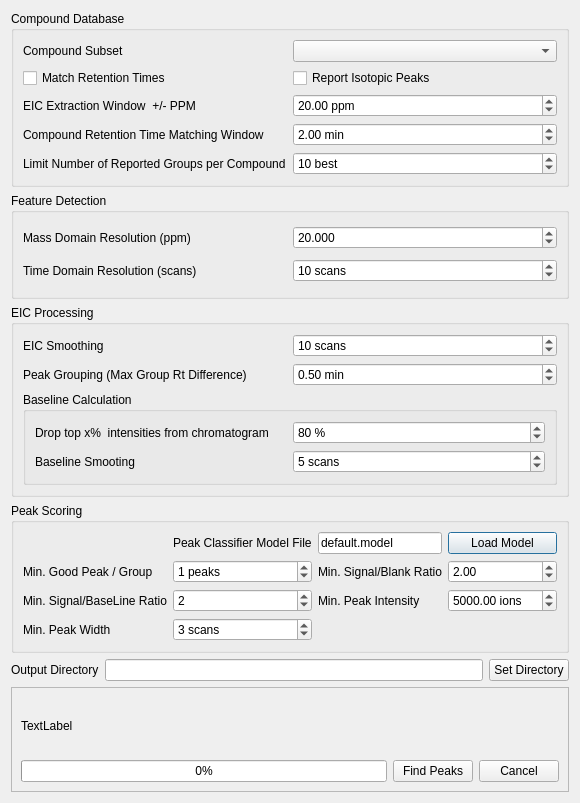
First picture: the form in mzroll/forms/peakdetectiondialog.ui, repository ElucidataInc/ElMaven, before the edit.
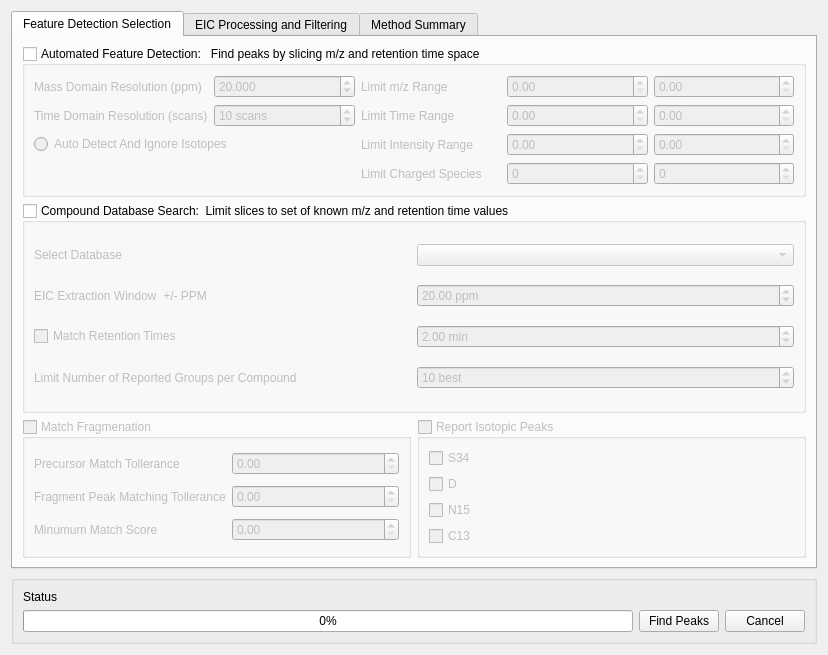
Second picture: the form after the edit. The open tabs and pages were chosen to show the change.

Diff of the .ui file:
```diff
--- a/mzroll/forms/peakdetectiondialog.ui
+++ b/mzroll/forms/peakdetectiondialog.ui
@@ -6,129 +6,25 @@
    <rect>
     <x>0</x>
     <y>0</y>
-    <width>577</width>
-    <height>803</height>
+    <width>828</width>
+    <height>655</height>
    </rect>
   </property>
-  <property name="sizePolicy">
-   <sizepolicy hsizetype="Minimum" vsizetype="Minimum">
-    <horstretch>0</horstretch>
-    <verstretch>0</verstretch>
-   </sizepolicy>
-  </property>
   <property name="windowTitle">
    <string>Peak Detection</string>
   </property>
-  <layout class="QGridLayout" name="gridLayout_7">
-   <item row="0" column="0">
-    <widget class="QGroupBox" name="dbOptions">
-     <property name="title">
-      <string>Compound Database</string>
-     </property>
-     <layout class="QGridLayout" name="gridLayout_2">
-      <item row="0" column="0">
-       <widget class="QLabel" name="label_3">
-        <property name="text">
-         <string>Compound Subset</string>
-        </property>
-       </widget>
-      </item>
-      <item row="0" column="2">
-       <widget class="QComboBox" name="compoundDatabase"/>
-      </item>
-      <item row="1" column="0">
-       <widget class="QCheckBox" name="matchRt">
-        <property name="text">
-         <string>Match Retention Times</string>
-        </property>
-        <property name="checked">
-         <bool>false</bool>
-        </property>
-       </widget>
-      </item>
-      <item row="1" column="2">
-       <widget class="QCheckBox" name="reportIsotopes">
-        <property name="text">
-         <string>Report Isotopic Peaks</string>
-        </property>
-        <property name="checked">
-         <bool>false</bool>
-        </property>
-       </widget>
-      </item>
-      <item row="2" column="2">
-       <widget class="QDoubleSpinBox" name="compoundPPMWindow">
-        <property name="suffix">
-         <string> ppm</string>
-        </property>
-        <property name="maximum">
-         <double>1000000.000000000000000</double>
-        </property>
-        <property name="value">
-         <double>20.000000000000000</double>
-        </property>
-       </widget>
-      </item>
-      <item row="2" column="0">
-       <widget class="QLabel" name="label_11">
-        <property name="text">
-         <string>EIC Extraction Window  +/- PPM </string>
-        </property>
-       </widget>
-      </item>
-      <item row="3" column="0">
-       <widget class="QLabel" name="label_4">
-        <property name="text">
-         <string>Compound Retention Time Matching Window</string>
-        </property>
-       </widget>
-      </item>
-      <item row="3" column="2">
-       <widget class="QDoubleSpinBox" name="compoundRTWindow">
-        <property name="prefix">
-         <string/>
-        </property>
-        <property name="suffix">
-         <string> min</string>
-        </property>
-        <property name="maximum">
-         <double>999999999.000000000000000</double>
-        </property>
-        <property name="singleStep">
-         <double>0.500000000000000</double>
-        </property>
-        <property name="value">
-         <double>2.000000000000000</double>
-        </property>
-       </widget>
-      </item>
-      <item row="4" column="0">
-       <widget class="QLabel" name="label_16">
-        <property name="text">
-         <string>Limit Number of Reported Groups per Compound</string>
-        </property>
-       </widget>
-      </item>
-      <item row="4" column="2">
-       <widget class="QSpinBox" name="eicMaxGroups">
-        <property name="suffix">
-         <string> best</string>
-        </property>
-        <property name="minimum">
+  <layout class="QVBoxLayout" name="verticalLayout">
+   <item>
+    <widget class="QTabWidget" name="tabwidget">
+     <property name="currentIndex">
          <number>1</number>
         </property>
-        <property name="maximum">
-         <number>999999999</number>
-        </property>
-        <property name="value">
-         <number>10</number>
-        </property>
-       </widget>
-      </item>
-     </layout>
-    </widget>
-   </item>
-   <item row="1" column="0">
+     <widget class="QWidget" name="featureSelectionTab">
+      <attribute name="title">
+       <string>Feature Detection Selection</string>
+      </attribute>
+      <layout class="QGridLayout" name="gridLayout_10">
+       <item row="0" column="0" colspan="2">
     <widget class="QGroupBox" name="featureOptions">
      <property name="enabled">
       <bool>true</bool>
@@ -140,23 +36,70 @@
       <bool>false</bool>
      </property>
      <property name="title">
-      <string>Feature Detection</string>
+          <string>Automated Feature Detection:   Find peaks by slicing m/z and retention time space</string>
      </property>
      <property name="flat">
       <bool>false</bool>
      </property>
      <property name="checkable">
+          <bool>true</bool>
+         </property>
+         <property name="checked">
       <bool>false</bool>
      </property>
      <layout class="QGridLayout" name="gridLayout">
-      <item row="4" column="0">
-       <widget class="QLabel" name="label">
+          <item row="0" column="2">
+           <widget class="QLabel" name="label_17">
         <property name="text">
-         <string>Time Domain Resolution (scans)</string>
+             <string>Limit m/z Range</string>
         </property>
        </widget>
       </item>
-      <item row="4" column="1">
+          <item row="2" column="2">
+           <widget class="QLabel" name="label_19">
+            <property name="text">
+             <string>Limit Intensity Range</string>
+            </property>
+           </widget>
+          </item>
+          <item row="1" column="4">
+           <widget class="QDoubleSpinBox" name="rtMax">
+            <property name="maximum">
+             <double>999999999.000000000000000</double>
+            </property>
+           </widget>
+          </item>
+          <item row="3" column="2">
+           <widget class="QLabel" name="label_20">
+            <property name="text">
+             <string>Limit Charged Species</string>
+            </property>
+           </widget>
+          </item>
+          <item row="2" column="0" colspan="2">
+           <widget class="QRadioButton" name="ignoreIsotopes">
+            <property name="text">
+             <string>Auto Detect And Ignore Isotopes</string>
+            </property>
+           </widget>
+          </item>
+          <item row="0" column="1">
+           <widget class="QDoubleSpinBox" name="ppmStep">
+            <property name="decimals">
+             <number>3</number>
+            </property>
+            <property name="maximum">
+             <double>1000000000.000000000000000</double>
+            </property>
+            <property name="singleStep">
+             <double>1.000000000000000</double>
+            </property>
+            <property name="value">
+             <double>20.000000000000000</double>
+            </property>
+           </widget>
+          </item>
+          <item row="1" column="1">
        <widget class="QDoubleSpinBox" name="rtStep">
         <property name="statusTip">
          <string>mz-rt matrix binning</string>
@@ -184,19 +127,64 @@
         </property>
        </widget>
       </item>
-      <item row="0" column="1">
-       <widget class="QDoubleSpinBox" name="ppmStep">
-        <property name="decimals">
-         <number>3</number>
-        </property>
+          <item row="2" column="3">
+           <widget class="QDoubleSpinBox" name="intensityMin">
+            <property name="maximum">
+             <double>999999999.000000000000000</double>
+            </property>
+           </widget>
+          </item>
+          <item row="3" column="3">
+           <widget class="QSpinBox" name="chargeMin">
+            <property name="minimum">
+             <number>0</number>
+            </property>
         <property name="maximum">
-         <double>1000000000.000000000000000</double>
-        </property>
-        <property name="singleStep">
-         <double>1.000000000000000</double>
-        </property>
+             <number>999999999</number>
+            </property>
+            <property name="value">
+             <number>0</number>
+            </property>
+           </widget>
+          </item>
+          <item row="2" column="4">
+           <widget class="QDoubleSpinBox" name="intensityMax">
+            <property name="maximum">
+             <double>999999999.000000000000000</double>
+            </property>
+           </widget>
+          </item>
+          <item row="1" column="0">
+           <widget class="QLabel" name="label">
+            <property name="text">
+             <string>Time Domain Resolution (scans)</string>
+            </property>
+           </widget>
+          </item>
+          <item row="3" column="4">
+           <widget class="QSpinBox" name="chargeMax">
+            <property name="minimum">
+             <number>0</number>
+            </property>
+            <property name="maximum">
+             <number>999999999</number>
+            </property>
         <property name="value">
-         <double>20.000000000000000</double>
+             <number>0</number>
+            </property>
+           </widget>
+          </item>
+          <item row="0" column="4">
+           <widget class="QDoubleSpinBox" name="mzMax">
+            <property name="maximum">
+             <double>999999999.000000000000000</double>
+            </property>
+           </widget>
+          </item>
+          <item row="1" column="3">
+           <widget class="QDoubleSpinBox" name="rtMin">
+            <property name="maximum">
+             <double>999999999.000000000000000</double>
         </property>
        </widget>
       </item>
@@ -207,259 +195,383 @@
         </property>
        </widget>
       </item>
-     </layout>
+          <item row="0" column="3">
+           <widget class="QDoubleSpinBox" name="mzMin">
+            <property name="maximum">
+             <double>999999999.000000000000000</double>
+            </property>
+           </widget>
+          </item>
+          <item row="1" column="2">
+           <widget class="QLabel" name="label_18">
+            <property name="text">
+             <string>Limit Time Range</string>
+            </property>
+           </widget>
+          </item>
+         </layout>
+        </widget>
+       </item>
+       <item row="1" column="0" rowspan="2" colspan="2">
+        <widget class="QGroupBox" name="dbOptions">
+         <property name="title">
+          <string>Compound Database Search:  Limit slices to set of known m/z and retention time values</string>
+         </property>
+         <property name="checkable">
+          <bool>true</bool>
+         </property>
+         <property name="checked">
+          <bool>false</bool>
+         </property>
+         <layout class="QGridLayout" name="gridLayout_2">
+          <item row="0" column="0">
+           <widget class="QLabel" name="label_3">
+            <property name="text">
+             <string>Select Database</string>
+            </property>
     </widget>
    </item>
    <item row="4" column="0">
-    <layout class="QHBoxLayout" name="peakScoringOptions">
+           <widget class="QLabel" name="label_16">
+            <property name="text">
+             <string>Limit Number of Reported Groups per Compound</string>
+            </property>
+           </widget>
+          </item>
+          <item row="1" column="2">
+           <widget class="QDoubleSpinBox" name="compoundPPMWindow">
+            <property name="suffix">
+             <string> ppm</string>
+            </property>
+            <property name="maximum">
+             <double>1000000.000000000000000</double>
+            </property>
+            <property name="value">
+             <double>20.000000000000000</double>
+            </property>
+           </widget>
+          </item>
+          <item row="4" column="2">
+           <widget class="QSpinBox" name="eicMaxGroups">
+            <property name="suffix">
+             <string> best</string>
+            </property>
+            <property name="minimum">
+             <number>1</number>
+            </property>
+            <property name="maximum">
+             <number>999999999</number>
+            </property>
+            <property name="value">
+             <number>10</number>
+            </property>
+           </widget>
+          </item>
+          <item row="1" column="0">
+           <widget class="QLabel" name="label_11">
+            <property name="text">
+             <string>EIC Extraction Window  +/- PPM </string>
+            </property>
+           </widget>
+          </item>
+          <item row="3" column="2">
+           <widget class="QDoubleSpinBox" name="compoundRTWindow">
+            <property name="prefix">
+             <string/>
+            </property>
+            <property name="suffix">
+             <string> min</string>
+            </property>
+            <property name="maximum">
+             <double>999999999.000000000000000</double>
+            </property>
+            <property name="singleStep">
+             <double>0.500000000000000</double>
+            </property>
+            <property name="value">
+             <double>2.000000000000000</double>
+            </property>
+           </widget>
+          </item>
+          <item row="0" column="2">
+           <widget class="QComboBox" name="compoundDatabase"/>
+          </item>
+          <item row="3" column="0">
+           <widget class="QCheckBox" name="matchRt">
+            <property name="text">
+             <string>Match Retention Times</string>
+            </property>
+            <property name="checked">
+             <bool>false</bool>
+            </property>
+           </widget>
+          </item>
+         </layout>
+        </widget>
+       </item>
+       <item row="3" column="1">
+        <widget class="QGroupBox" name="reportIsotopesOptions">
+         <property name="enabled">
+          <bool>false</bool>
+         </property>
+         <property name="title">
+          <string>Report Isotopic Peaks</string>
+         </property>
+         <property name="checkable">
+          <bool>true</bool>
+         </property>
+         <property name="checked">
+          <bool>false</bool>
+         </property>
+         <layout class="QVBoxLayout" name="verticalLayout_2">
      <item>
-      <widget class="QGroupBox" name="groupBox_5">
+           <widget class="QCheckBox" name="checkBox_4">
+            <property name="text">
+             <string>S34</string>
+            </property>
+           </widget>
+          </item>
+          <item>
+           <widget class="QCheckBox" name="checkBox_3">
+            <property name="text">
+             <string>D</string>
+            </property>
+           </widget>
+          </item>
+          <item>
+           <widget class="QCheckBox" name="checkBox_2">
+            <property name="text">
+             <string>N15</string>
+            </property>
+           </widget>
+          </item>
+          <item>
+           <widget class="QCheckBox" name="checkBox">
+            <property name="text">
+             <string>C13</string>
+            </property>
+           </widget>
+          </item>
+         </layout>
+        </widget>
+       </item>
+       <item row="3" column="0">
+        <widget class="QGroupBox" name="matchFragmentatioOptions">
+         <property name="enabled">
+          <bool>false</bool>
+         </property>
        <property name="title">
-        <string>Peak Scoring</string>
+          <string>Match Fragmenation</string>
+         </property>
+         <property name="checkable">
+          <bool>true</bool>
+         </property>
+         <property name="checked">
+          <bool>false</bool>
+         </property>
+         <layout class="QGridLayout" name="gridLayout_8">
+          <item row="2" column="1">
+           <widget class="QDoubleSpinBox" name="minFragMatchScore">
+            <property name="prefix">
+             <string/>
+            </property>
+            <property name="suffix">
+             <string/>
+            </property>
+            <property name="maximum">
+             <double>1.000000000000000</double>
+            </property>
+            <property name="singleStep">
+             <double>0.100000000000000</double>
+            </property>
+           </widget>
+          </item>
+          <item row="0" column="0">
+           <widget class="QLabel" name="label_21">
+            <property name="text">
+             <string>Precursor Match Tollerance</string>
+            </property>
+           </widget>
+          </item>
+          <item row="2" column="0">
+           <widget class="QLabel" name="label_22">
+            <property name="text">
+             <string>Minumum Match Score</string>
+            </property>
+           </widget>
+          </item>
+          <item row="1" column="1">
+           <widget class="QDoubleSpinBox" name="doubleSpinBox"/>
+          </item>
+          <item row="0" column="1">
+           <widget class="QDoubleSpinBox" name="doubleSpinBox_2"/>
+          </item>
+          <item row="1" column="0">
+           <widget class="QLabel" name="label_4">
+            <property name="text">
+             <string>Fragment Peak Matching Tollerance</string>
+            </property>
+           </widget>
+          </item>
+         </layout>
+         <zorder>label_22</zorder>
+         <zorder>minFragMatchScore</zorder>
+         <zorder>doubleSpinBox</zorder>
+         <zorder>label_4</zorder>
+         <zorder>doubleSpinBox_2</zorder>
+         <zorder>label_21</zorder>
+        </widget>
+       </item>
+      </layout>
+     </widget>
+     <widget class="QWidget" name="eicProcessingTab">
+      <attribute name="title">
+       <string>EIC Processing and Filtering</string>
+      </attribute>
+      <layout class="QGridLayout" name="gridLayout_13">
+       <item row="1" column="0">
+        <widget class="QGroupBox" name="peakScroringOptions">
+         <property name="title">
+          <string>Peak Scoring and Filtering</string>
        </property>
        <layout class="QGridLayout" name="gridLayout_3">
-        <item row="3" column="2">
-         <widget class="QLabel" name="label_9">
-          <property name="text">
-           <string>Min. Signal/Blank Ratio</string>
-          </property>
-         </widget>
-        </item>
-        <item row="3" column="0">
+          <item row="7" column="0">
          <widget class="QLabel" name="label_5">
           <property name="text">
            <string>Min. Good Peak / Group</string>
           </property>
          </widget>
         </item>
-        <item row="3" column="1">
-         <widget class="QSpinBox" name="minGoodGroupCount">
-          <property name="suffix">
-           <string> peaks</string>
-          </property>
-          <property name="maximum">
-           <number>100000000</number>
-          </property>
-          <property name="value">
-           <number>1</number>
-          </property>
-         </widget>
-        </item>
-        <item row="4" column="0">
-         <widget class="QLabel" name="label_6">
-          <property name="text">
-           <string>Min. Signal/BaseLine Ratio</string>
-          </property>
-         </widget>
-        </item>
-        <item row="4" column="1">
-         <widget class="QSpinBox" name="sigBaselineRatio">
-          <property name="maximum">
-           <number>10000000</number>
-          </property>
-          <property name="value">
-           <number>2</number>
-          </property>
-         </widget>
-        </item>
-        <item row="3" column="3">
-         <widget class="QDoubleSpinBox" name="sigBlankRatio">
-          <property name="maximum">
-           <double>10000000.000000000000000</double>
-          </property>
-          <property name="value">
-           <double>2.000000000000000</double>
-          </property>
-         </widget>
-        </item>
-        <item row="4" column="3">
-         <widget class="QDoubleSpinBox" name="minGroupIntensity">
-          <property name="suffix">
-           <string> ions</string>
-          </property>
-          <property name="maximum">
-           <double>999999999.000000000000000</double>
-          </property>
-          <property name="value">
-           <double>5000.000000000000000</double>
-          </property>
-         </widget>
-        </item>
-        <item row="4" column="2">
+          <item row="2" column="0">
          <widget class="QLabel" name="label_10">
           <property name="text">
            <string>Min. Peak Intensity</string>
           </property>
          </widget>
         </item>
-        <item row="5" column="1">
-         <widget class="QSpinBox" name="minNoNoiseObs">
-          <property name="suffix">
-           <string> scans</string>
-          </property>
-          <property name="minimum">
-           <number>1</number>
-          </property>
-          <property name="maximum">
-           <number>1000000000</number>
-          </property>
-          <property name="value">
-           <number>3</number>
+          <item row="5" column="0">
+           <widget class="QLabel" name="label_6">
+            <property name="text">
+             <string>Min. Signal/BaseLine Ratio</string>
           </property>
          </widget>
         </item>
-        <item row="5" column="0">
+          <item row="3" column="0">
          <widget class="QLabel" name="label_12">
           <property name="text">
            <string>Min. Peak Width</string>
           </property>
          </widget>
         </item>
-        <item row="1" column="3">
+          <item row="3" column="1">
+           <widget class="QSpinBox" name="minNoNoiseObs">
+            <property name="suffix">
+             <string> scans</string>
+            </property>
+            <property name="minimum">
+             <number>1</number>
+            </property>
+            <property name="maximum">
+             <number>1000000000</number>
+            </property>
+            <property name="value">
+             <number>3</number>
+            </property>
+           </widget>
+          </item>
+          <item row="6" column="1">
+           <widget class="QSpinBox" name="minGoodGroupCount">
+            <property name="suffix">
+             <string> peaks</string>
+            </property>
+            <property name="maximum">
+             <number>100000000</number>
+            </property>
+            <property name="value">
+             <number>1</number>
+            </property>
+           </widget>
+          </item>
+          <item row="7" column="3">
          <widget class="QPushButton" name="loadModelButton">
           <property name="text">
            <string>Load Model</string>
           </property>
          </widget>
         </item>
-        <item row="1" column="2">
+          <item row="6" column="0">
+           <widget class="QLabel" name="label_100">
+            <property name="text">
+             <string>Peak Quality Classifier</string>
+            </property>
+           </widget>
+          </item>
+          <item row="4" column="1">
+           <widget class="QDoubleSpinBox" name="sigBlankRatio">
+            <property name="maximum">
+             <double>10000000.000000000000000</double>
+            </property>
+            <property name="value">
+             <double>2.000000000000000</double>
+            </property>
+           </widget>
+          </item>
+          <item row="4" column="0">
+           <widget class="QLabel" name="label_9">
+            <property name="text">
+             <string>Min. Signal/Blank Ratio</string>
+            </property>
+           </widget>
+          </item>
+          <item row="2" column="1">
+           <widget class="QDoubleSpinBox" name="minGroupIntensity">
+            <property name="showGroupSeparator" stdset="0">
+             <bool>true</bool>
+            </property>
+            <property name="suffix">
+             <string> </string>
+            </property>
+            <property name="maximum">
+             <double>999999999.000000000000000</double>
+            </property>
+            <property name="value">
+             <double>1000000.000000000000000</double>
+            </property>
+           </widget>
+          </item>
+          <item row="5" column="1">
+           <widget class="QSpinBox" name="sigBaselineRatio">
+            <property name="maximum">
+             <number>10000000</number>
+            </property>
+            <property name="value">
+             <number>2</number>
+            </property>
+           </widget>
+          </item>
+          <item row="7" column="1">
          <widget class="QLineEdit" name="classificationModelFilename">
           <property name="text">
            <string>default.model</string>
           </property>
          </widget>
         </item>
-        <item row="1" column="1">
-         <widget class="QLabel" name="label_100">
-          <property name="text">
-           <string>Peak Classifier Model File</string>
-          </property>
-         </widget>
-        </item>
        </layout>
       </widget>
      </item>
-    </layout>
-   </item>
-   <item row="5" column="0">
-    <layout class="QHBoxLayout" name="horizontalLayout_2">
-     <item>
-      <widget class="QLabel" name="label_2">
-       <property name="text">
-        <string>Output Directory</string>
-       </property>
-      </widget>
-     </item>
-     <item>
-      <widget class="QLineEdit" name="outputDirName"/>
-     </item>
-     <item>
-      <widget class="QPushButton" name="setOutputDirButton">
-       <property name="text">
-        <string>Set Directory</string>
-       </property>
-      </widget>
-     </item>
-    </layout>
-   </item>
-   <item row="6" column="0">
-    <widget class="QFrame" name="frame_2">
-     <property name="frameShape">
-      <enum>QFrame::StyledPanel</enum>
-     </property>
-     <property name="frameShadow">
-      <enum>QFrame::Raised</enum>
-     </property>
-     <layout class="QGridLayout" name="gridLayout_4">
-      <item row="1" column="2">
-       <widget class="QPushButton" name="computeButton">
-        <property name="text">
-         <string>Find Peaks</string>
-        </property>
-       </widget>
-      </item>
-      <item row="1" column="3">
-       <widget class="QPushButton" name="cancelButton">
-        <property name="text">
-         <string>Cancel</string>
-        </property>
-       </widget>
-      </item>
-      <item row="1" column="1">
-       <widget class="QProgressBar" name="progressBar">
-        <property name="value">
-         <number>0</number>
-        </property>
-       </widget>
-      </item>
-      <item row="0" column="1">
-       <widget class="QLabel" name="statusText">
-        <property name="text">
-         <string>TextLabel</string>
-        </property>
-       </widget>
-      </item>
-     </layout>
-    </widget>
-   </item>
-   <item row="2" column="0">
+       <item row="0" column="0">
     <widget class="QGroupBox" name="eicOptions">
      <property name="enabled">
       <bool>true</bool>
      </property>
      <property name="title">
-      <string>EIC Processing</string>
+          <string>EIC Processing: Baseline Caclulation and Smoothing </string>
      </property>
      <layout class="QGridLayout" name="gridLayout_5">
       <item row="0" column="0">
-       <widget class="QLabel" name="label_13">
+           <widget class="QLabel" name="label_36">
         <property name="text">
-         <string>EIC Smoothing</string>
-        </property>
-       </widget>
-      </item>
-      <item row="2" column="0">
-       <widget class="QLabel" name="label_14">
-        <property name="text">
-         <string>Peak Grouping (Max Group Rt Difference)</string>
-        </property>
-       </widget>
-      </item>
-      <item row="2" column="1">
-       <widget class="QDoubleSpinBox" name="grouping_maxRtDiff">
-        <property name="suffix">
-         <string> min</string>
-        </property>
-        <property name="maximum">
-         <double>1000000.000000000000000</double>
-        </property>
-        <property name="singleStep">
-         <double>0.100000000000000</double>
-        </property>
-        <property name="value">
-         <double>0.500000000000000</double>
-        </property>
-       </widget>
-      </item>
-      <item row="0" column="1">
-       <widget class="QSpinBox" name="eic_smoothingWindow">
-        <property name="suffix">
-         <string> scans</string>
-        </property>
-        <property name="prefix">
-         <string/>
-        </property>
-        <property name="minimum">
-         <number>1</number>
-        </property>
-        <property name="maximum">
-         <number>1000000</number>
-        </property>
-        <property name="singleStep">
-         <number>1</number>
-        </property>
-        <property name="value">
-         <number>10</number>
+             <string>EIC Smoothing Algorithm</string>
         </property>
        </widget>
       </item>
@@ -512,7 +624,237 @@
            </property>
           </widget>
          </item>
-        </layout>
+             <item row="1" column="0">
+              <widget class="QLabel" name="label_8">
+               <property name="text">
+                <string>Baseline Smooting </string>
+               </property>
+              </widget>
+             </item>
+             <item row="1" column="1">
+              <widget class="QSpinBox" name="baseline_smoothing">
+               <property name="suffix">
+                <string> scans</string>
+               </property>
+               <property name="maximum">
+                <number>1000000</number>
+               </property>
+               <property name="value">
+                <number>5</number>
+               </property>
+              </widget>
+             </item>
+            </layout>
+           </widget>
+          </item>
+          <item row="2" column="0">
+           <widget class="QLabel" name="label_14">
+            <property name="text">
+             <string>Peak Grouping (Max Group Rt Difference)</string>
+            </property>
+           </widget>
+          </item>
+          <item row="1" column="0">
+           <widget class="QLabel" name="label_13">
+            <property name="text">
+             <string>EIC Smoothing</string>
+            </property>
+           </widget>
+          </item>
+          <item row="2" column="1">
+           <widget class="QDoubleSpinBox" name="grouping_maxRtDiff">
+            <property name="suffix">
+             <string> min</string>
+            </property>
+            <property name="maximum">
+             <double>1000000.000000000000000</double>
+            </property>
+            <property name="singleStep">
+             <double>0.100000000000000</double>
+            </property>
+            <property name="value">
+             <double>0.500000000000000</double>
+            </property>
+           </widget>
+          </item>
+          <item row="1" column="1">
+           <widget class="QSpinBox" name="eic_smoothingWindow">
+            <property name="suffix">
+             <string> scans</string>
+            </property>
+            <property name="prefix">
+             <string/>
+            </property>
+            <property name="minimum">
+             <number>1</number>
+            </property>
+            <property name="maximum">
+             <number>1000000</number>
+            </property>
+            <property name="singleStep">
+             <number>1</number>
+            </property>
+            <property name="value">
+             <number>10</number>
+            </property>
+           </widget>
+          </item>
+          <item row="0" column="1">
+           <widget class="QComboBox" name="eic_smoothingAlgorithm">
+            <item>
+             <property name="text">
+              <string>Savitzky-Golay</string>
+             </property>
+            </item>
+            <item>
+             <property name="text">
+              <string>Gaussian</string>
+             </property>
+            </item>
+            <item>
+             <property name="text">
+              <string>Moving Average</string>
+             </property>
+            </item>
+           </widget>
+          </item>
+         </layout>
+        </widget>
+       </item>
+      </layout>
+     </widget>
+     <widget class="QWidget" name="methodSummaryTab">
+      <attribute name="title">
+       <string>Method Summary</string>
+      </attribute>
+      <layout class="QGridLayout" name="gridLayout_11">
+       <item row="3" column="1">
+        <widget class="QGroupBox" name="methodSummaryOptions">
+         <property name="title">
+          <string>Current Peak Dection Method Summary</string>
+         </property>
+         <layout class="QGridLayout" name="gridLayout_7">
+          <item row="0" column="0">
+           <widget class="QPushButton" name="saveMethodButton">
+            <property name="text">
+             <string>Save Method</string>
+            </property>
+           </widget>
+          </item>
+          <item row="0" column="1">
+           <widget class="QPushButton" name="loadMethodButton">
+            <property name="text">
+             <string>Load Method</string>
+            </property>
+           </widget>
+          </item>
+          <item row="3" column="0" colspan="2">
+           <widget class="QTextBrowser" name="methodSummary"/>
+          </item>
+         </layout>
+        </widget>
+       </item>
+       <item row="5" column="1">
+        <widget class="QGroupBox" name="groupBox_3">
+         <property name="title">
+          <string>Output Detected Peaks to CSV File</string>
+         </property>
+         <property name="checkable">
+          <bool>true</bool>
+         </property>
+         <property name="checked">
+          <bool>false</bool>
+         </property>
+         <layout class="QGridLayout" name="gridLayout_9">
+          <item row="1" column="2">
+           <widget class="QPushButton" name="setOutputDirButton">
+            <property name="text">
+             <string>Set Directory</string>
+            </property>
+           </widget>
+          </item>
+          <item row="1" column="1">
+           <widget class="QLineEdit" name="outputDirName"/>
+          </item>
+          <item row="1" column="0">
+           <widget class="QLabel" name="label_2">
+            <property name="text">
+             <string>Output Directory</string>
+            </property>
+           </widget>
+          </item>
+         </layout>
+        </widget>
+       </item>
+       <item row="4" column="1">
+        <widget class="QGroupBox" name="groupBox">
+         <property name="title">
+          <string>Output Detected Peak to a Table</string>
+         </property>
+         <property name="checkable">
+          <bool>true</bool>
+         </property>
+         <property name="checked">
+          <bool>true</bool>
+         </property>
+         <layout class="QGridLayout" name="gridLayout_12">
+          <item row="0" column="1">
+           <widget class="QComboBox" name="outputTableComboBox">
+            <item>
+             <property name="text">
+              <string>Create New Peak Table</string>
+             </property>
+            </item>
+            <item>
+             <property name="text">
+              <string>Bookmarked Peaks Table</string>
+             </property>
+            </item>
+           </widget>
+          </item>
+          <item row="0" column="0">
+           <widget class="QLabel" name="label_23">
+            <property name="text">
+             <string>Output Table</string>
+            </property>
+           </widget>
+          </item>
+         </layout>
+        </widget>
+       </item>
+      </layout>
+     </widget>
+    </widget>
+   </item>
+   <item>
+    <widget class="QGroupBox" name="groupBox_4">
+     <layout class="QGridLayout" name="gridLayout_4">
+      <item row="4" column="5">
+       <widget class="QPushButton" name="cancelButton">
+        <property name="text">
+         <string>Cancel</string>
+        </property>
+       </widget>
+      </item>
+      <item row="4" column="4">
+       <widget class="QPushButton" name="computeButton">
+        <property name="text">
+         <string>Find Peaks</string>
+        </property>
+       </widget>
+      </item>
+      <item row="4" column="3">
+       <widget class="QProgressBar" name="progressBar">
+        <property name="value">
+         <number>0</number>
+        </property>
+       </widget>
+      </item>
+      <item row="3" column="3">
+       <widget class="QLabel" name="statusText">
+        <property name="text">
+         <string>Status</string>
+        </property>
        </widget>
       </item>
      </layout>
```
Left out of the diff: 20 changed lines with no effect on the pictures. Lines whose indentation alone changed are shown as unchanged.
